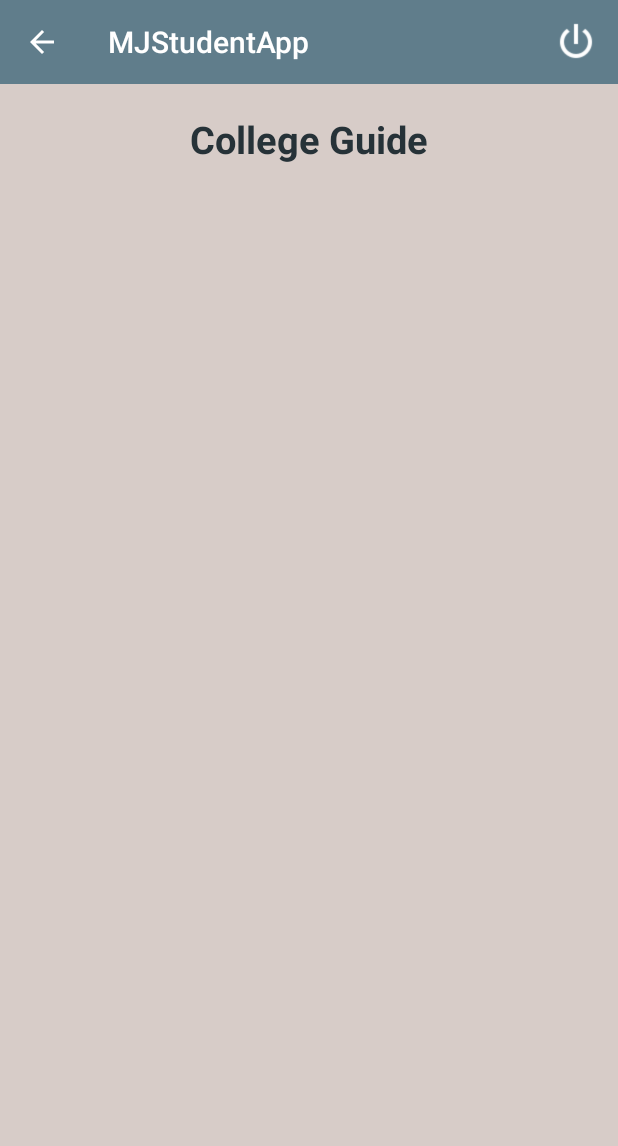
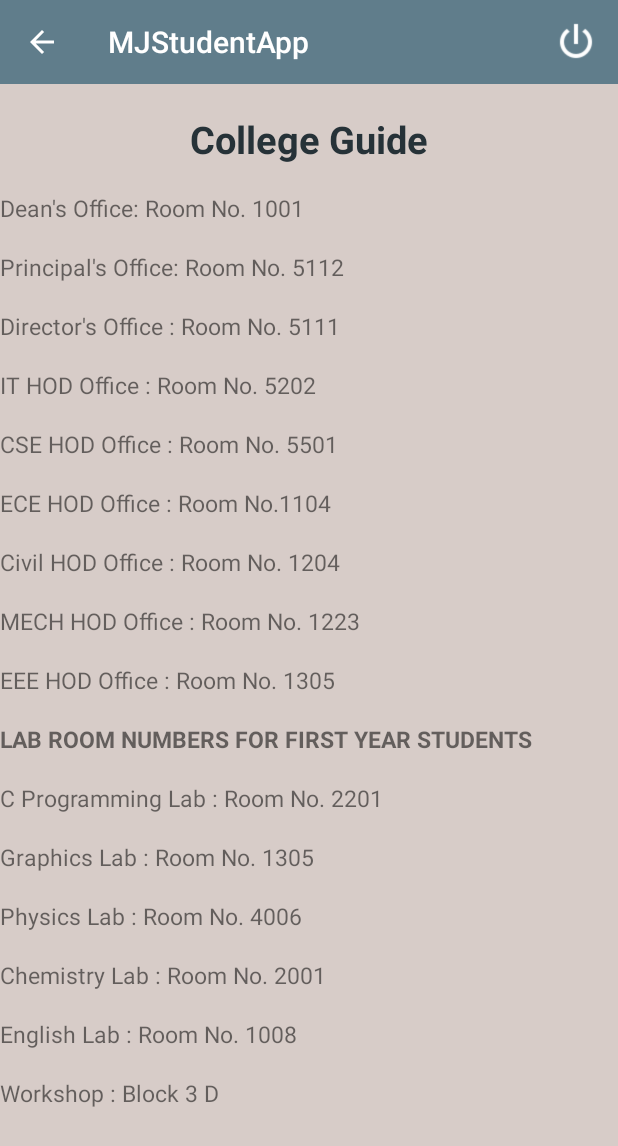
Before and after one commit to oldmansulaiman/MJStudentApp, an Android app: the CollegeguideActivity screen opened directly, with no data from a screen before it, on a phone screen of 412 x 824 dp. Shown: the top 1146 px of the screen. Run offline under Robolectric (Android 15) with nearby library versions, the phone set to English and light mode, and no system bars; our stand-ins replace Firebase (no records; nobody signed in at launch, a user with empty details on screens opened directly).

Commit message:
College Guide commit

```diff
--- a/app/src/main/res/layout/activity_college_guide_.xml
+++ b/app/src/main/res/layout/activity_college_guide_.xml
@@ -1,5 +1,5 @@
 <?xml version="1.0" encoding="utf-8"?>
-<RelativeLayout xmlns:android="http://schemas.android.com/apk/res/android"
+<ScrollView xmlns:android="http://schemas.android.com/apk/res/android"
     xmlns:app="http://schemas.android.com/apk/res-auto"
     xmlns:tools="http://schemas.android.com/tools"
     android:layout_width="match_parent"
@@ -7,6 +7,9 @@
     android:background="#d7ccc8"
     tools:context="com.example.admin.mjstudentapp.CollegeguideActivity">
 
+    <RelativeLayout
+        android:layout_width="match_parent"
+        android:layout_height="match_parent">
     <TextView
         android:id="@+id/textView"
         android:layout_width="wrap_content"
@@ -17,9 +20,7 @@
         android:text="College Guide"
         android:textColor="#263238"
         android:textSize="25sp"
-        android:textStyle="bold"
-        tools:layout_editor_absoluteX="126dp"
-        tools:layout_editor_absoluteY="193dp" />
+        android:textStyle="bold" />
 
     <android.support.v7.widget.Toolbar
         android:id="@+id/toolbar"
@@ -28,4 +29,137 @@
         android:background="?attr/colorPrimary"
         app:theme="@style/ThemeOverlay.AppCompat.Dark.ActionBar"/>
 
-</RelativeLayout>
+        <TextView
+            android:id="@+id/tex1"
+            android:layout_width="wrap_content"
+            android:layout_height="wrap_content"
+            android:layout_below="@+id/textView"
+            android:text="\nDean's Office: Room No. 1001"
+            android:textSize="15sp" />
+
+        <TextView
+            android:id="@+id/tex2"
+            android:layout_width="wrap_content"
+            android:layout_height="wrap_content"
+            android:layout_below="@+id/tex1"
+            android:text="\nPrincipal's Office: Room No. 5112"
+            android:textSize="15sp" />
+
+        <TextView
+            android:id="@+id/tex3"
+            android:layout_width="wrap_content"
+            android:layout_height="wrap_content"
+            android:layout_below="@+id/tex2"
+            android:text="\nDirector's Office : Room No. 5111"
+            android:textSize="15sp" />
+
+        <TextView
+            android:id="@+id/tex4"
+            android:layout_width="wrap_content"
+            android:layout_height="wrap_content"
+            android:layout_below="@+id/tex3"
+            android:text="\nIT HOD Office : Room No. 5202"
+            android:textSize="15sp" />
+
+        <TextView
+            android:id="@+id/tex5"
+            android:layout_width="wrap_content"
+            android:layout_height="wrap_content"
+            android:layout_below="@+id/tex4"
+            android:text="\nCSE HOD Office : Room No. 5501"
+            android:textSize="15sp" />
+
+        <TextView
+            android:id="@+id/tex6"
+            android:layout_width="wrap_content"
+            android:layout_height="wrap_content"
+            android:layout_below="@+id/tex5"
+            android:text="\nECE HOD Office : Room No.1104"
+            android:textSize="15sp" />
+
+        <TextView
+            android:id="@+id/tex7"
+            android:layout_width="wrap_content"
+            android:layout_height="wrap_content"
+            android:layout_below="@+id/tex6"
+            android:text="\nCivil HOD Office : Room No. 1204"
+            android:textSize="15sp" />
+
+        <TextView
+            android:id="@+id/tex8"
+            android:layout_width="wrap_content"
+            android:layout_height="wrap_content"
+            android:layout_below="@+id/tex7"
+            android:text="\nMECH HOD Office : Room No. 1223"
+            android:textSize="15sp" />
+
+        <TextView
+            android:id="@+id/tex9"
+            android:layout_width="wrap_content"
+            android:layout_height="wrap_content"
+            android:layout_below="@+id/tex8"
+            android:text="\nEEE HOD Office : Room No. 1305"
+            android:textSize="15sp" />
+
+        <TextView
+            android:id="@+id/tex10"
+            android:layout_width="wrap_content"
+            android:layout_height="wrap_content"
+            android:layout_below="@+id/tex9"
+            android:text="\nLAB ROOM NUMBERS FOR FIRST YEAR STUDENTS"
+            android:textSize="15sp"
+            android:textStyle="bold" />
+
+        <TextView
+            android:id="@+id/tex11"
+            android:layout_width="wrap_content"
+            android:layout_height="wrap_content"
+            android:layout_below="@+id/tex10"
+            android:text="\nC Programming Lab : Room No. 2201"
+            android:textSize="15sp" />
+
+        <TextView
+            android:id="@+id/tex12"
+            android:layout_width="wrap_content"
+            android:layout_height="wrap_content"
+            android:layout_below="@+id/tex11"
+            android:text="\nGraphics Lab : Room No. 1305"
+            android:textSize="15sp" />
+
+        <TextView
+            android:id="@+id/tex13"
+            android:layout_width="wrap_content"
+            android:layout_height="wrap_content"
+            android:layout_below="@+id/tex12"
+            android:text="\nPhysics Lab : Room No. 4006"
+            android:textSize="15sp" />
+
+        <TextView
+            android:id="@+id/tex14"
+            android:layout_width="wrap_content"
+            android:layout_height="wrap_content"
+            android:layout_below="@+id/tex13"
+            android:text="\nChemistry Lab : Room No. 2001"
+            android:textSize="15sp" />
+
+        <TextView
+            android:id="@+id/tex15"
+            android:layout_width="wrap_content"
+            android:layout_height="wrap_content"
+            android:layout_below="@+id/tex14"
+            android:text="\nEnglish Lab : Room No. 1008"
+            android:textSize="15sp" />
+
+        <TextView
+            android:id="@+id/tex16"
+            android:layout_width="wrap_content"
+            android:layout_height="wrap_content"
+            android:layout_below="@+id/tex15"
+            android:text="\nWorkshop : Block 3 D"
+            android:textSize="15sp" />
+
+
+    </RelativeLayout>
+
+
+</ScrollView>
```
